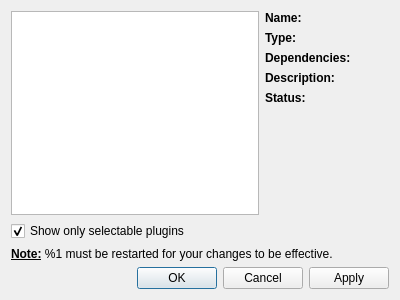
Qt form src/pluginswindow.ui (opencor/opencor) before a commit.
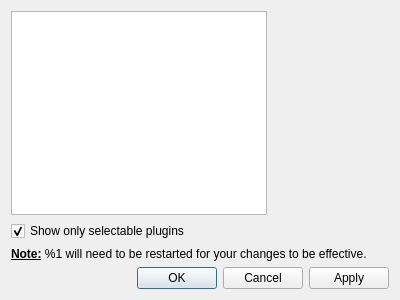
The same form after that commit.

Commit message: Done with allowing categories to be selected in the plugins window (closes #145).

The edit to the form file:
```diff
--- a/src/pluginswindow.ui
+++ b/src/pluginswindow.ui
@@ -48,12 +48,12 @@
               <bold>true</bold>
              </font>
             </property>
-            <property name="text">
-             <string>Name:</string>
-            </property>
             <property name="alignment">
              <set>Qt::AlignLeading|Qt::AlignLeft|Qt::AlignTop</set>
             </property>
+            <property name="wordWrap">
+             <bool>true</bool>
+            </property>
            </widget>
           </item>
           <item row="0" column="1">
@@ -61,6 +61,9 @@
             <property name="text">
              <string/>
             </property>
+            <property name="wordWrap">
+             <bool>true</bool>
+            </property>
            </widget>
           </item>
           <item row="1" column="0">
@@ -71,12 +74,12 @@
               <bold>true</bold>
              </font>
             </property>
-            <property name="text">
-             <string>Type:</string>
-            </property>
             <property name="alignment">
              <set>Qt::AlignLeading|Qt::AlignLeft|Qt::AlignTop</set>
             </property>
+            <property name="wordWrap">
+             <bool>true</bool>
+            </property>
            </widget>
           </item>
           <item row="1" column="1">
@@ -84,6 +87,9 @@
             <property name="text">
              <string/>
             </property>
+            <property name="wordWrap">
+             <bool>true</bool>
+            </property>
            </widget>
           </item>
           <item row="2" column="0">
@@ -94,12 +100,12 @@
               <bold>true</bold>
              </font>
             </property>
-            <property name="text">
-             <string>Dependencies:</string>
-            </property>
             <property name="alignment">
              <set>Qt::AlignLeading|Qt::AlignLeft|Qt::AlignTop</set>
             </property>
+            <property name="wordWrap">
+             <bool>true</bool>
+            </property>
            </widget>
           </item>
           <item row="2" column="1">
@@ -120,12 +126,12 @@
               <bold>true</bold>
              </font>
             </property>
-            <property name="text">
-             <string>Description:</string>
-            </property>
             <property name="alignment">
              <set>Qt::AlignLeading|Qt::AlignLeft|Qt::AlignTop</set>
             </property>
+            <property name="wordWrap">
+             <bool>true</bool>
+            </property>
            </widget>
           </item>
           <item row="3" column="1">
@@ -146,12 +152,12 @@
               <bold>true</bold>
              </font>
             </property>
-            <property name="text">
-             <string>Status:</string>
-            </property>
             <property name="alignment">
              <set>Qt::AlignLeading|Qt::AlignLeft|Qt::AlignTop</set>
             </property>
+            <property name="wordWrap">
+             <bool>true</bool>
+            </property>
            </widget>
           </item>
           <item row="4" column="1">
@@ -197,7 +203,7 @@
    <item>
     <widget class="QLabel" name="noteLabel">
      <property name="text">
-      <string>&lt;b&gt;&lt;u&gt;Note:&lt;/u&gt;&lt;/b&gt; %1 must be restarted for your changes to be effective.</string>
+      <string>&lt;b&gt;&lt;u&gt;Note:&lt;/u&gt;&lt;/b&gt; %1 will need to be restarted for your changes to be effective.</string>
      </property>
      <property name="wordWrap">
       <bool>true</bool>
```
Left out of the diff: 31 changed lines with no effect on the pictures. The commit also changes 4 other files.
